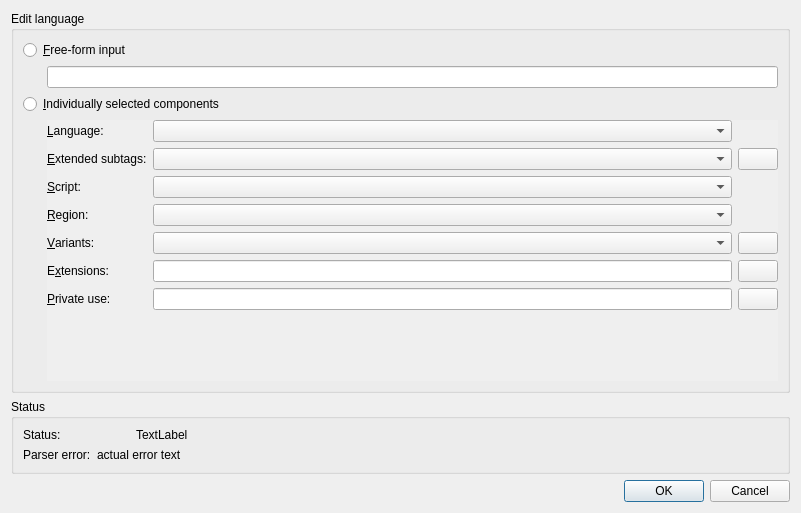
The window that src/mkvtoolnix-gui/forms/util/language_dialog.ui (jpsdr/MKVToolnix-Windows-7) describes before a commit, drawn with Qt 5.
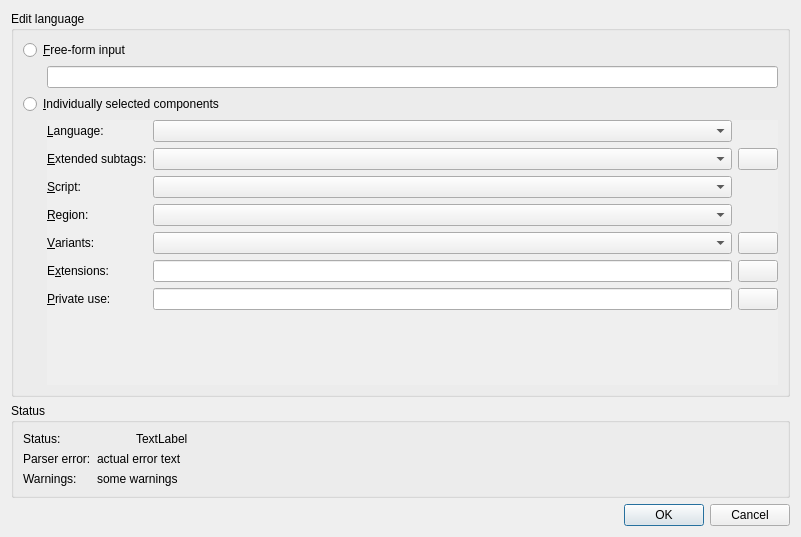
The same window after the commit. Icons and pictures are not drawn. Custom widgets are drawn as their Qt base class.

Commit message:
GUI: BCP47: show warnings if deprecated subtags are used
Part of the implementation of #3307.

```diff
--- a/src/mkvtoolnix-gui/forms/util/language_dialog.ui
+++ b/src/mkvtoolnix-gui/forms/util/language_dialog.ui
@@ -7,7 +7,7 @@
     <x>0</x>
     <y>0</y>
     <width>801</width>
-    <height>513</height>
+    <height>537</height>
    </rect>
   </property>
   <property name="windowTitle">
@@ -286,6 +286,16 @@
       <string>Status</string>
      </property>
      <layout class="QGridLayout" name="gridLayout">
+      <item row="2" column="0">
+       <widget class="QLabel" name="lWarningsLabel">
+        <property name="text">
+         <string>Warnings:</string>
+        </property>
+        <property name="alignment">
+         <set>Qt::AlignLeading|Qt::AlignLeft|Qt::AlignTop</set>
+        </property>
+       </widget>
+      </item>
       <item row="0" column="0">
        <widget class="QLabel" name="lStatusLabel">
         <property name="text">
@@ -293,6 +303,22 @@
         </property>
        </widget>
       </item>
+      <item row="2" column="1">
+       <widget class="QLabel" name="lWarnings">
+        <property name="sizePolicy">
+         <sizepolicy hsizetype="MinimumExpanding" vsizetype="Preferred">
+          <horstretch>0</horstretch>
+          <verstretch>0</verstretch>
+         </sizepolicy>
+        </property>
+        <property name="text">
+         <string notr="true">some warnings</string>
+        </property>
+        <property name="wordWrap">
+         <bool>true</bool>
+        </property>
+       </widget>
+      </item>
       <item row="0" column="1">
        <layout class="QHBoxLayout" name="horizontalLayout_3">
         <item>
```
The commit also changes 2 other files.
